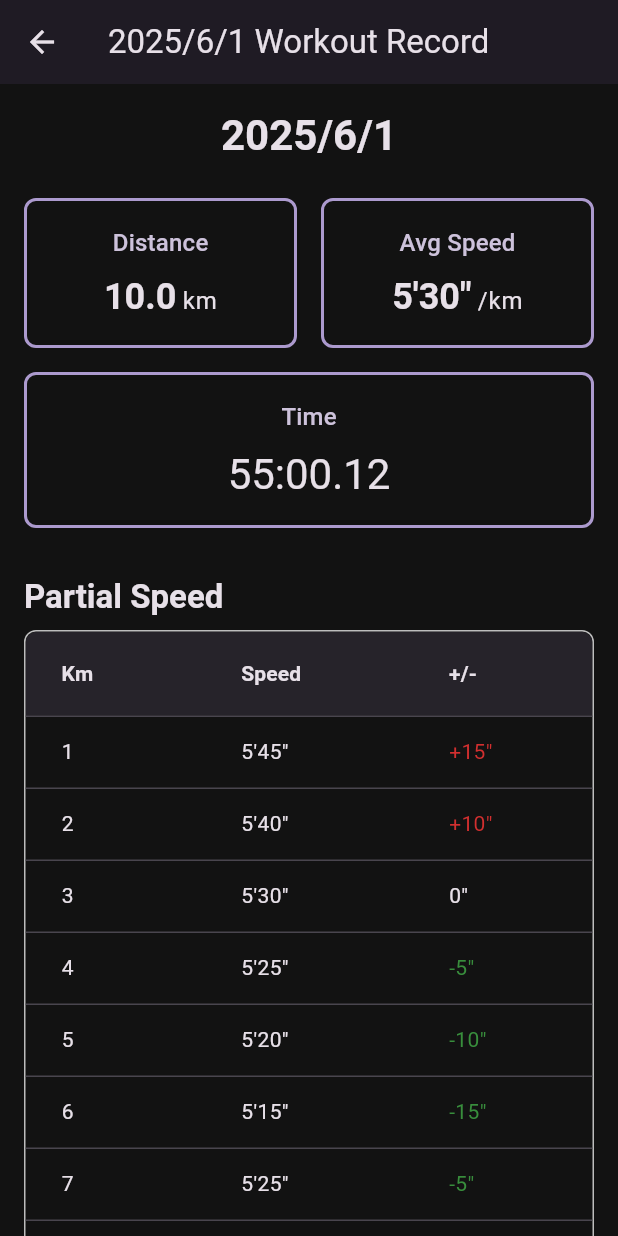
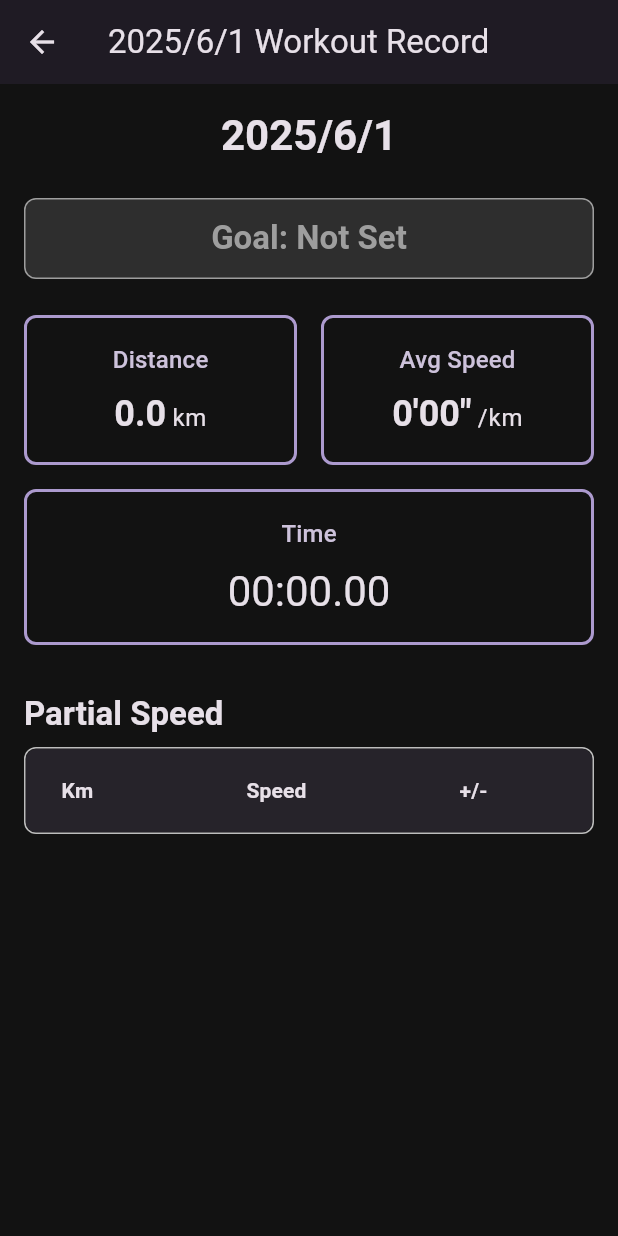
Before and after one commit to JNoctis/Hackathon_Physical_app, a Flutter app: the HistoryPage screen opened by its route, after a tap on an icon or button, on a phone screen of 412 x 824 dp. Run offline on Flutter 3.47's test engine with Material 3 defaults, Android fonts, the phone set to English and light mode, and no system bars; our stand-ins replace flutter_dotenv, geolocator, shared_preferences; accounts and stored records are empty.

Commit message:
history page to default , history_day page new goal space

```diff
--- a/physicalapp/lib/pages/history.dart
+++ b/physicalapp/lib/pages/history.dart
@@ -82,19 +82,21 @@ class _HistoryPageState extends State<HistoryPage> {
           if (isToday) {
             backgroundColor = Colors.blue.shade100; // Today's color
             textColor = Colors.blue.shade800;
-          } else if (day.isBefore(today)) { // Check if it's a past date
-            // For simulating different statuses, simple logic based on day number
-            // Assume days divisible by 5 are "Missed"
-            // Assume days divisible by 3 are "Done" (has lower priority for simulation)
-            if (day.day % 5 == 0) {
-              backgroundColor = Colors.red.shade100;
-              textColor = Colors.red.shade800;
-            } else if (day.day % 3 == 0) {
-              backgroundColor = Colors.green.shade100;
-              textColor = Colors.green.shade800;
-            }
           }
-          // Future dates do not display status text
+          // 暫時停用隨機顯示的 Done (綠色) 和 Miss (紅色)
+          // else if (day.isBefore(today)) { // Check if it's a past date
+          //   // For simulating different statuses, simple logic based on day number
+          //   // Assume days divisible by 5 are "Missed"
+          //   // Assume days divisible by 3 are "Done" (has lower priority for simulation)
+          //   if (day.day % 5 == 0) {
+          //     backgroundColor = Colors.red.shade100;
+          //     textColor = Colors.red.shade800;
+          //   } else if (day.day % 3 == 0) {
+          //     backgroundColor = Colors.green.shade100;
+          //     textColor = Colors.green.shade800;
+          //   }
+          // }
+          // 未來日期不顯示狀態文本
 
           return InkWell(
             onTap: () {
--- a/physicalapp/lib/pages/history_day.dart
+++ b/physicalapp/lib/pages/history_day.dart
@@ -18,30 +18,26 @@ class HistoryDayPage extends StatelessWidget {
   // Add a required DateTime parameter to receive the selected date
   final DateTime selectedDate;
 
-  // Update the constructor to receive selectedDate
-  const HistoryDayPage({super.key, required this.selectedDate});
+  // 新增一個變數來保存從後端取得的目標狀態
+  // 這裡使用 String 作為範例，實際應用中可能會是 Enum 或其他更具體的類型
+  final String goalStatus; // 可以是 "Done", "Missed", "None" (或 null)
+
+  // Update the constructor to receive selectedDate and goalStatus
+  const HistoryDayPage({
+    super.key,
+    required this.selectedDate,
+    this.goalStatus = 'None', // 預設值為 'None'，表示尚未設定或取得狀態
+  });
 
   // Example data (you can fetch real data from your database or API)
   // activityDate is now dynamically generated based on selectedDate
   String get activityDate => "${selectedDate.year}/${selectedDate.month}/${selectedDate.day}";
-  final String totalDistance = "10.0";
-  final String avgSpeed = "5'30\"";
-  final String totalTime = "55:00.12";
+  final String totalDistance = "0.0";
+  final String avgSpeed = "0'00\"";
+  final String totalTime = "00:00.00";
 
   // This list is now constant because the SpeedSplit class has a const constructor
-  final List<SpeedSplit> speedSplits = const [
-    SpeedSplit(km: 1, speed: "5'45\"", difference: "+15\""),
-    SpeedSplit(km: 2, speed: "5'40\"", difference: "+10\""),
-    SpeedSplit(km: 3, speed: "5'30\"", difference: "0\""),
-    SpeedSplit(km: 4, speed: "5'25\"", difference: "-5\""),
-    SpeedSplit(km: 5, speed: "5'20\"", difference: "-10\""),
-    SpeedSplit(km: 6, speed: "5'15\"", difference: "-15\""),
-    SpeedSplit(km: 7, speed: "5'25\"", difference: "-5\""),
-    SpeedSplit(km: 8, speed: "5'30\"", difference: "0\""),
-    SpeedSplit(km: 9, speed: "5'35\"", difference: "+5\""),
-    SpeedSplit(km: 10, speed: "5'30\"", difference: "0\""),
-  ];
-
+  final List<SpeedSplit> speedSplits = const [];
 
   @override
   Widget build(BuildContext context) {
@@ -55,6 +51,24 @@ class HistoryDayPage extends StatelessWidget {
       color: colorScheme.primary.withOpacity(0.8),
       width: 2.0,
     );
+
+    // 根據 goalStatus 決定顯示的顏色
+    Color statusColor;
+    String statusText;
+    switch (goalStatus) {
+      case 'Done':
+        statusColor = Colors.green;
+        statusText = 'Goal: Done';
+        break;
+      case 'Missed':
+        statusColor = Colors.red;
+        statusText = 'Goal: Missed';
+        break;
+      default:
+        statusColor = Colors.grey;
+        statusText = 'Goal: Not Set'; // 或您可以設定為空字串不顯示
+        break;
+    }
 
     return Scaffold(
       appBar: AppBar(
@@ -79,6 +93,25 @@ class HistoryDayPage extends StatelessWidget {
               ),
             ),
             const SizedBox(height: 24.0),
+
+            // 新增的目標狀態顯示欄位
+            Container(
+              padding: const EdgeInsets.all(12.0),
+              decoration: BoxDecoration(
+                color: statusColor.withOpacity(0.2), // 淺色背景
+                borderRadius: BorderRadius.circular(8.0),
+                border: Border.all(color: statusColor),
+              ),
+              child: Text(
+                statusText,
+                textAlign: TextAlign.center,
+                style: textTheme.titleLarge?.copyWith(
+                  fontWeight: FontWeight.bold,
+                  color: statusColor,
+                ),
+              ),
+            ),
+            const SizedBox(height: 24.0), // 添加間距
 
             // Middle data summary (Distance & Speed)
             Row(
```
